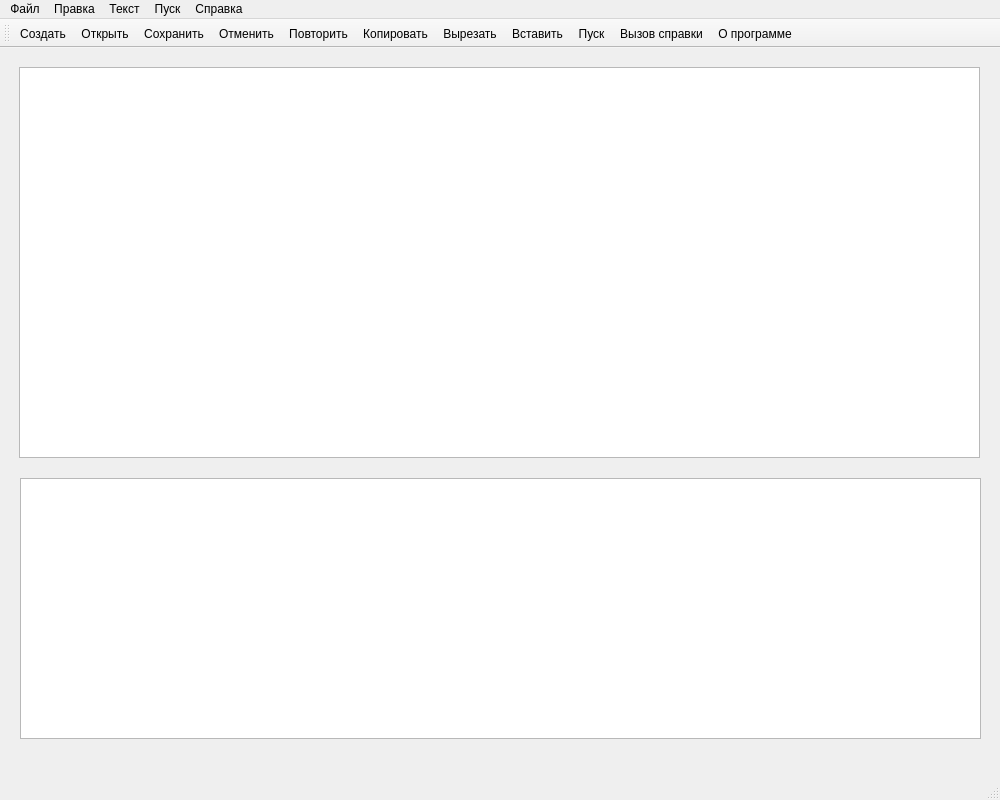
Qt form mainwindow.ui (misheechkin/Compliler) before a commit.
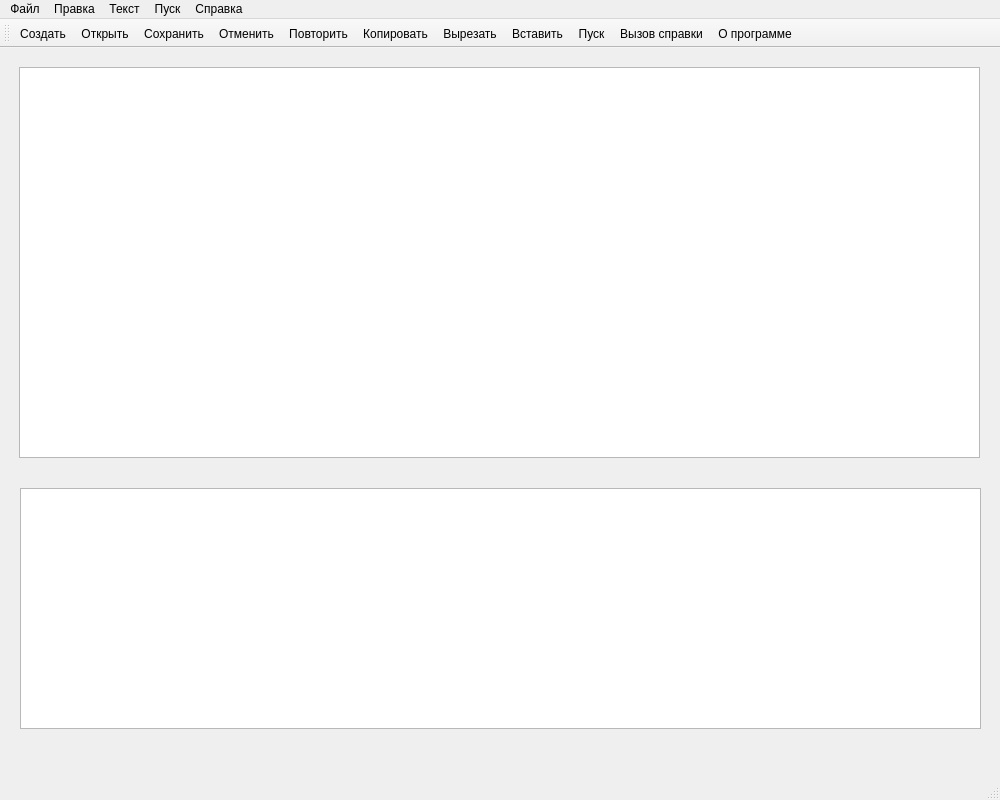
The same form after that commit. Icons and pictures are not drawn.

Diff of the .ui file:
```diff
--- a/mainwindow.ui
+++ b/mainwindow.ui
@@ -30,25 +30,15 @@
      </font>
     </property>
    </widget>
-   <widget class="QTextBrowser" name="textBrowser">
+   <widget class="QTableWidget" name="tableWidget">
     <property name="geometry">
      <rect>
       <x>20</x>
-      <y>430</y>
+      <y>440</y>
       <width>961</width>
-      <height>261</height>
+      <height>241</height>
      </rect>
     </property>
-    <property name="html">
-     <string>&lt;!DOCTYPE HTML PUBLIC &quot;-//W3C//DTD HTML 4.0//EN&quot; &quot;http://www.w3.org/TR/REC-html40/strict.dtd&quot;&gt;
-&lt;html&gt;&lt;head&gt;&lt;meta name=&quot;qrichtext&quot; content=&quot;1&quot; /&gt;&lt;meta charset=&quot;utf-8&quot; /&gt;&lt;style type=&quot;text/css&quot;&gt;
-p, li { white-space: pre-wrap; }
-hr { height: 1px; border-width: 0; }
-li.unchecked::marker { content: &quot;\2610&quot;; }
-li.checked::marker { content: &quot;\2612&quot;; }
-&lt;/style&gt;&lt;/head&gt;&lt;body style=&quot; font-family:'Cantarell'; font-size:11pt; font-weight:400; font-style:normal;&quot;&gt;
-&lt;p style=&quot;-qt-paragraph-type:empty; margin-top:0px; margin-bottom:0px; margin-left:0px; margin-right:0px; -qt-block-indent:0; text-indent:0px;&quot;&gt;&lt;br /&gt;&lt;/p&gt;&lt;/body&gt;&lt;/html&gt;</string>
-    </property>
    </widget>
   </widget>
   <widget class="QMenuBar" name="menubar">
```
